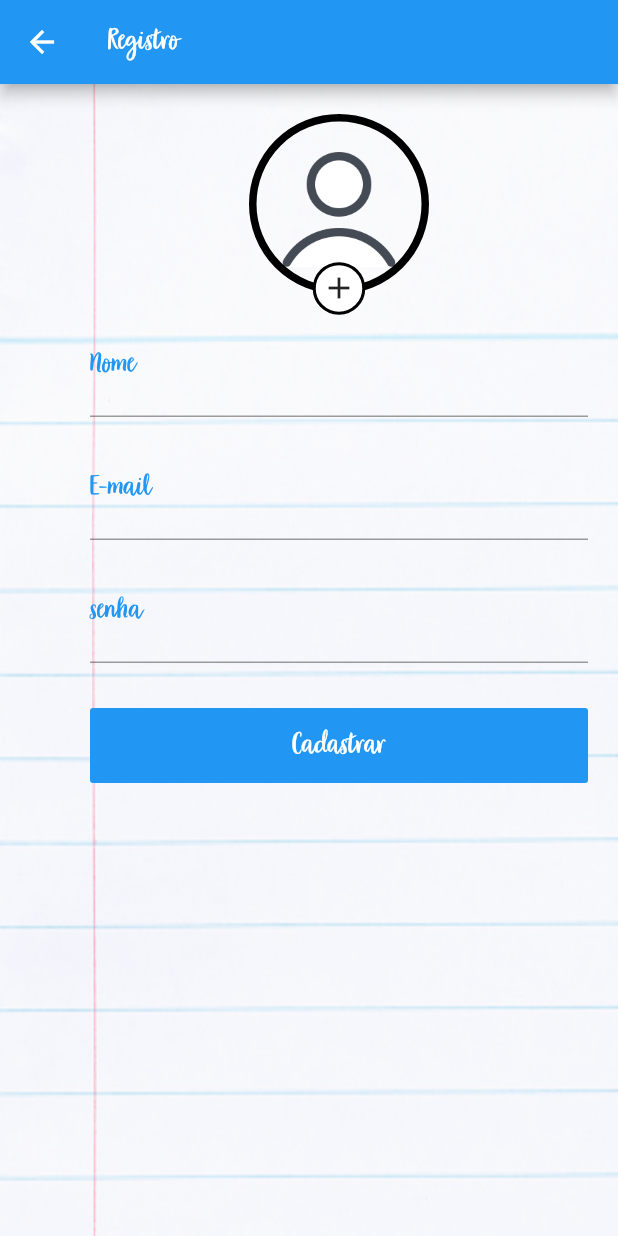
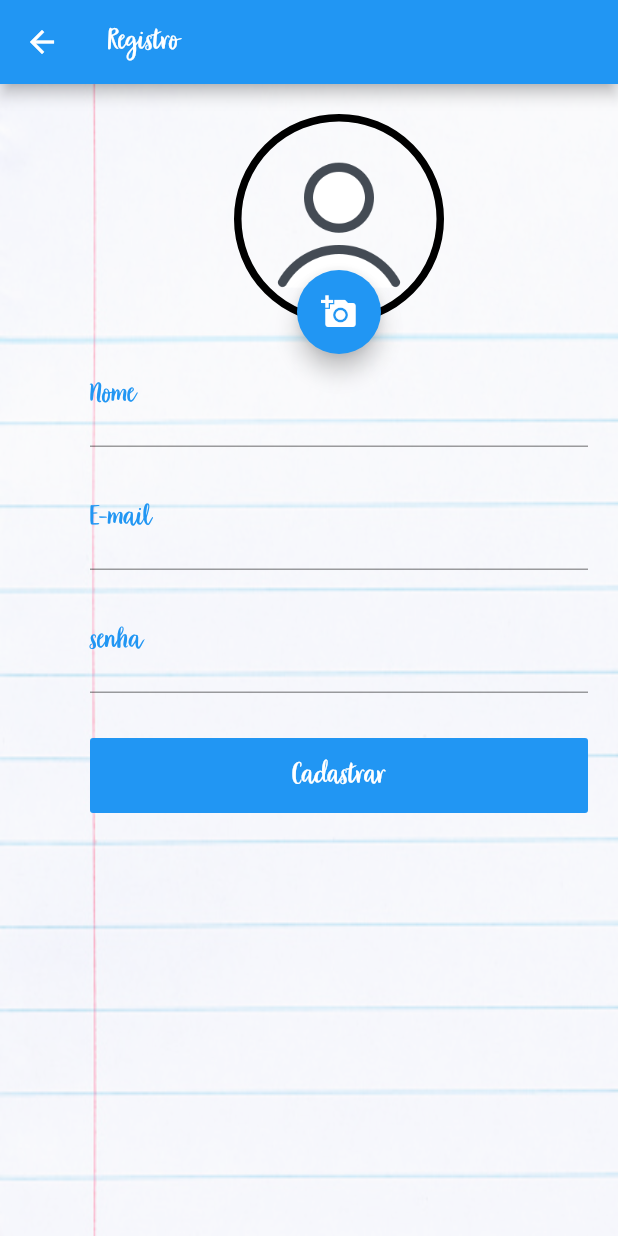
Before and after one commit to TiagoAndreAlmeida/Task-Note-App, a Flutter app: the RegisterPage screen opened directly, after a tap on "Cadastrar", on a phone screen of 412 x 824 dp. Run offline on Flutter 3.47's test engine with Material 2 defaults, Android fonts, the phone set to English and light mode, and no system bars; our stand-ins replace flutter_calendar_carousel, image_picker; network calls fail.

```diff
--- a/lib/components/bottom_bar.dart
+++ b/lib/components/bottom_bar.dart
@@ -1,11 +1,16 @@
 import 'package:flutter/material.dart';
 import 'package:flutter/cupertino.dart';
+import 'package:task_app/models/user.dart';
 
 import 'package:task_app/pages/create.page.dart';
 import 'package:task_app/pages/home.page.dart';
 import 'package:task_app/pages/profile.page.dart';
 
 class BottomBar extends StatefulWidget {
+  final User user;
+
+  BottomBar({Key key, @required this.user}) : super(key: key);
+
   @override
   _BottomBarState createState() => _BottomBarState();
 }
@@ -16,6 +21,7 @@ class _BottomBarState extends State<BottomBar> {
 
   @override
   Widget build(BuildContext context) {
+    print(widget.user.toString());
     return Scaffold(
       body: _childrens[_currentIndex],
       bottomNavigationBar: BottomNavigationBar(
--- a/lib/pages/register.page.dart
+++ b/lib/pages/register.page.dart
@@ -1,9 +1,11 @@
 import 'dart:convert';
-
+import 'dart:io';
 import 'package:flutter/cupertino.dart';
 import 'package:flutter/material.dart';
+import 'package:http/http.dart' as http;
+import 'package:image_picker/image_picker.dart';
+import 'package:task_app/components/bottom_bar.dart';
 
-import 'package:http/http.dart' as http;
 import 'package:task_app/utils/utils.dart';
 import 'package:task_app/models/user.dart';
 
@@ -18,7 +20,7 @@ class _RegisterPageState extends State<RegisterPage> {
   String name = '';
   String password = '';
   String photo = '';
-
+  File currentImage;
   User user;
 
   Future submit(context) async {
@@ -28,7 +30,11 @@ class _RegisterPageState extends State<RegisterPage> {
     );
     if(response.statusCode == 200) {
       print(response.body);
-      Navigator.pop(context);
+      Navigator.pushReplacement(
+      context,
+      CupertinoPageRoute(
+        builder: (context) => BottomBar(user: this.user)
+      ));
     } else {
       Map<String, dynamic> error = jsonDecode(response.body);
       showDialog(
@@ -61,6 +67,60 @@ class _RegisterPageState extends State<RegisterPage> {
     }
   }
 
+  Future getImage(source) async {
+    File image = await ImagePicker.pickImage(source: source);
+    String base64 = base64Encode(image.readAsBytesSync());
+
+    setState(() {
+      photo = base64;
+      currentImage = image;
+    });
+  }
+
+  void choiceImageSource(context) {
+    showDialog(
+        context: context,
+        builder: (BuildContext context) {
+          return AlertDialog(
+            title: Text(
+              "Escolher uma foto",
+              style: TextStyle(
+                fontSize: 25
+              )),
+            content: Text(
+              "escolha como você deseja adicionar uma foto",
+              style: TextStyle(
+                fontSize: 20
+              )),
+            actions: <Widget>[
+              FlatButton(
+                child: Text(
+                  "Camera",
+                  style: TextStyle(
+                    fontSize: 20
+                  )),
+                onPressed: () => {
+                  Navigator.of(context).pop(),
+                  this.getImage(ImageSource.camera)
+                }
+              ),
+              FlatButton(
+                child: Text(
+                  "Galeria",
+                  style: TextStyle(
+                    fontSize: 20
+                  )),
+                onPressed: () => {
+                  Navigator.of(context).pop(),
+                  this.getImage(ImageSource.gallery)
+                }
+              )
+            ],
+          );
+        }
+      );
+  }
+
   @override
   Widget build(BuildContext context) {
     return Scaffold(
@@ -73,7 +133,6 @@ class _RegisterPageState extends State<RegisterPage> {
         decoration: BoxDecoration(
           image: DecorationImage(
             image: AssetImage('assets/background.jpg'),
-            // colorFilter: ColorFilter.mode(Colors.black.withOpacity(0.2), BlendMode.dstATop),
             colorFilter: ColorFilter.mode(
               Colors.black.withOpacity(0.4),
               BlendMode.dstATop
@@ -85,49 +144,41 @@ class _RegisterPageState extends State<RegisterPage> {
           children: <Widget>[
             Container(
               // width: 20,
-              height: 120,
+              height: 140,
               alignment: Alignment(0.0, 1.5),
               decoration: BoxDecoration(
                 shape: BoxShape.circle,
-                image: DecorationImage(
-                  image: AssetImage('assets/person.png'),
-                  fit: BoxFit.contain,
-                ),
-                border: Border.all(
-                  width: 5,
-                ),
+                border: this.currentImage != null ? null : Border.all(
+                  color: Colors.black,
+                  width: 5
+                )
               ),
-              child: Container(
-                height: 35,
-                width: 35,
-                decoration: BoxDecoration(
-                  color: Colors.white,
-                  border: Border.all(
-                    width: 2
-                  ),
-                  borderRadius: BorderRadius.all(
-                    Radius.circular(50)
+              child: Stack(
+                overflow: Overflow.visible,
+                alignment: Alignment.center,
+                children: <Widget>[
+                  ClipRRect(
+                    borderRadius: BorderRadius.circular(65),
+                    child: Image(
+                      image: this.currentImage != null ? FileImage(File(this.currentImage.path)) : AssetImage('assets/person.png'),
+                  )),
+                  Positioned(
+                    bottom: -25,
+                    child: FloatingActionButton(
+                      child: Icon(Icons.add_a_photo),
+                      backgroundColor: Colors.blue,
+                      onPressed: () => {
+                        this.choiceImageSource(context)
+                      },
+                    )
                   )
-                ),
-                child: SizedBox.expand(
-                  child: FlatButton(
-                      padding: EdgeInsets.all(0),
-                      child: Icon(
-                        Icons.add,
-                      ),
-                      shape: RoundedRectangleBorder(
-                        borderRadius: BorderRadius.circular(10)
-                      ),
-                      onPressed: () => {},
-                    )
-                  ),
-                ),
+                ],
+              ),
             ),
             SizedBox(
               height: 15,
             ),
             TextFormField(
-
               keyboardType: TextInputType.text,
               decoration: InputDecoration(
                 labelText: 'Nome',
@@ -191,13 +242,7 @@ class _RegisterPageState extends State<RegisterPage> {
                 ),
               ),
               color: Colors.blue,
-              onPressed: () => {
-                this.submit(context)
-                // Navigator.push(
-                //       context,
-                //       CupertinoPageRoute(builder: (context) => RegisterPage()),
-                //     )
-              },
+              onPressed: () => this.submit(context),
             )
           ],
         ),
--- a/pubspec.yaml
+++ b/pubspec.yaml
@@ -25,6 +25,7 @@ dependencies:
   cupertino_icons: ^0.1.2
   http: ^0.12.0+4
   flutter_calendar_carousel: ^1.4.11
+  image_picker: ^0.6.3+4
 
 dev_dependencies:
   flutter_test:
```
Also changed, not shown: pubspec.lock, 4 other files.
